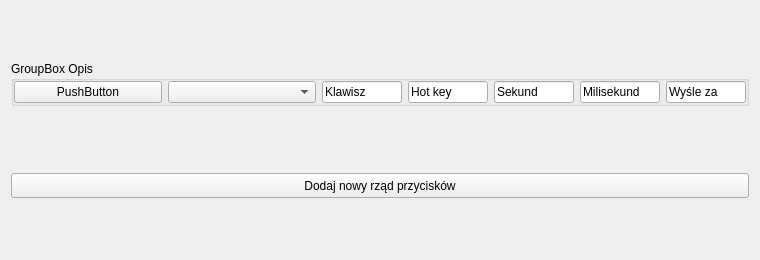
Before: the Qt Designer form OknoBot.ui in MBuczma/QtBot, drawn with Qt 5.
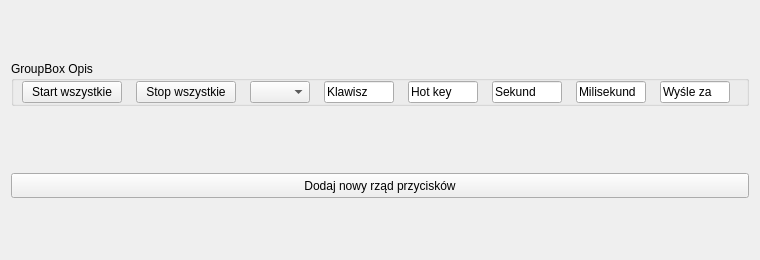
After: the same form once the commit is applied.

Commit message: Dodanie przycisków to start i stop wszystkie

```diff
--- a/OknoBot.ui
+++ b/OknoBot.ui
@@ -72,14 +72,46 @@
        <number>0</number>
       </property>
       <item>
-       <widget class="QPushButton" name="pushButton">
+       <widget class="QPushButton" name="pushButton_StartWszystkie">
+        <property name="maximumSize">
+         <size>
+          <width>100</width>
+          <height>16777215</height>
+         </size>
+        </property>
         <property name="text">
-         <string>PushButton</string>
+         <string>Start wszystkie</string>
         </property>
        </widget>
       </item>
       <item>
-       <widget class="QComboBox" name="comboBox"/>
+       <widget class="QPushButton" name="pushButton_StopWszystkie">
+        <property name="maximumSize">
+         <size>
+          <width>100</width>
+          <height>16777215</height>
+         </size>
+        </property>
+        <property name="text">
+         <string>Stop wszystkie</string>
+        </property>
+       </widget>
+      </item>
+      <item>
+       <widget class="QComboBox" name="comboBox">
+        <property name="minimumSize">
+         <size>
+          <width>60</width>
+          <height>0</height>
+         </size>
+        </property>
+        <property name="maximumSize">
+         <size>
+          <width>60</width>
+          <height>16777215</height>
+         </size>
+        </property>
+       </widget>
       </item>
       <item>
        <widget class="QLineEdit" name="opisKlawisz">
@@ -91,13 +123,13 @@
         </property>
         <property name="minimumSize">
          <size>
-          <width>80</width>
+          <width>70</width>
           <height>0</height>
          </size>
         </property>
         <property name="maximumSize">
          <size>
-          <width>80</width>
+          <width>70</width>
           <height>16777215</height>
          </size>
         </property>
@@ -119,13 +151,13 @@
         </property>
         <property name="minimumSize">
          <size>
-          <width>80</width>
+          <width>70</width>
           <height>0</height>
          </size>
         </property>
         <property name="maximumSize">
          <size>
-          <width>80</width>
+          <width>70</width>
           <height>16777215</height>
          </size>
         </property>
@@ -147,13 +179,13 @@
         </property>
         <property name="minimumSize">
          <size>
-          <width>80</width>
+          <width>70</width>
           <height>0</height>
          </size>
         </property>
         <property name="maximumSize">
          <size>
-          <width>80</width>
+          <width>70</width>
           <height>16777215</height>
          </size>
         </property>
@@ -175,13 +207,13 @@
         </property>
         <property name="minimumSize">
          <size>
-          <width>80</width>
+          <width>70</width>
           <height>0</height>
          </size>
         </property>
         <property name="maximumSize">
          <size>
-          <width>80</width>
+          <width>70</width>
           <height>16777215</height>
          </size>
         </property>
@@ -203,13 +235,13 @@
         </property>
         <property name="minimumSize">
          <size>
-          <width>80</width>
+          <width>70</width>
           <height>0</height>
          </size>
         </property>
         <property name="maximumSize">
          <size>
-          <width>80</width>
+          <width>70</width>
           <height>16777215</height>
          </size>
         </property>
```
The commit also changes 4 other files.
